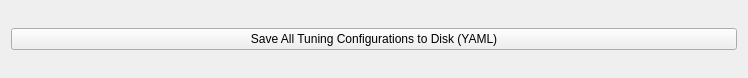
First picture: the form in sim_ws/src/arcus_gui/ui/ui/ParamSaverWidget.ui, repository robotique-udes/arcus-simulation, before the edit.
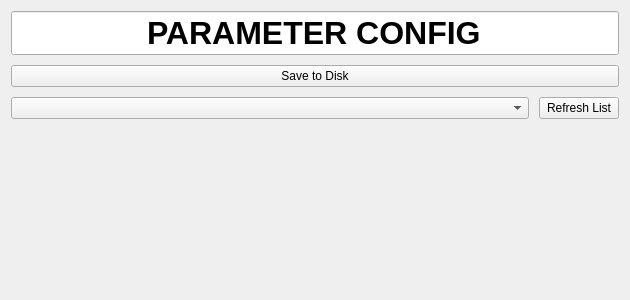
Second picture: the form after the edit.

Commit message: Add ui and methods to change config

```diff
--- a/sim_ws/src/arcus_gui/ui/ui/ParamSaverWidget.ui
+++ b/sim_ws/src/arcus_gui/ui/ui/ParamSaverWidget.ui
@@ -6,26 +6,99 @@
    <rect>
     <x>0</x>
     <y>0</y>
-    <width>748</width>
-    <height>78</height>
+    <width>630</width>
+    <height>300</height>
    </rect>
   </property>
   <property name="windowTitle">
    <string>Form</string>
   </property>
-  <layout class="QGridLayout" name="gridLayout">
-   <item>
-    <widget class="QPushButton" name="globalSaveButton">
-     <property name="sizePolicy">
-      <sizepolicy hsizetype="Preferred" vsizetype="Fixed">
-      <horstretch>0</horstretch>
-      <verstretch>0</verstretch>
-      </sizepolicy>
+  <layout class="QGridLayout" name="gridLayout_2">
+   <item row="0" column="0">
+    <layout class="QVBoxLayout" name="mainVerticalLayout">
+     <property name="spacing">
+      <number>10</number>
      </property>
-     <property name="text">
-      <string>Save All Tuning Configurations to Disk (YAML)</string>
-     </property>
-    </widget>
+     <item>
+      <widget class="QLineEdit" name="titleLineEdit">
+       <property name="font">
+        <font>
+         <pointsize>24</pointsize>
+         <weight>75</weight>
+         <bold>true</bold>
+        </font>
+       </property>
+       <property name="text">
+        <string>PARAMETER CONFIG</string>
+       </property>
+       <property name="alignment">
+        <set>Qt::AlignCenter</set>
+       </property>
+       <property name="readOnly">
+        <bool>true</bool>
+       </property>
+      </widget>
+     </item>
+     <item>
+      <widget class="QPushButton" name="globalSaveButton">
+       <property name="sizePolicy">
+        <sizepolicy hsizetype="Preferred" vsizetype="Fixed">
+         <horstretch>0</horstretch>
+         <verstretch>0</verstretch>
+        </sizepolicy>
+       </property>
+       <property name="text">
+        <string>Save to Disk</string>
+       </property>
+      </widget>
+     </item>
+     <item>
+      <layout class="QHBoxLayout" name="profileLayout">
+       <item>
+        <widget class="QComboBox" name="configProfilesDropdown">
+         <property name="sizePolicy">
+          <sizepolicy hsizetype="Expanding" vsizetype="Fixed">
+           <horstretch>0</horstretch>
+           <verstretch>0</verstretch>
+          </sizepolicy>
+         </property>
+         <property name="placeholderText">
+          <string>Select Profile...</string>
+         </property>
+        </widget>
+       </item>
+       <item>
+        <widget class="QPushButton" name="refreshButton">
+         <property name="sizePolicy">
+          <sizepolicy hsizetype="Fixed" vsizetype="Fixed">
+           <horstretch>0</horstretch>
+           <verstretch>0</verstretch>
+          </sizepolicy>
+         </property>
+         <property name="text">
+          <string>Refresh List</string>
+         </property>
+        </widget>
+       </item>
+      </layout>
+     </item>
+     <item>
+      <spacer name="verticalSpacer">
+       <property name="orientation">
+        <enum>Qt::Vertical</enum>
+       </property>
+       <property name="sizeType">
+        <enum>QSizePolicy::Expanding</enum>
+       </property>
+       <property name="sizeHint" stdset="0">
+        <size>
+         <width>20</width>
+         <height>40</height>
+        </size>
+       </property>
+      </spacer>
+     </item>
+    </layout>
    </item>
   </layout>
  </widget>
```
The commit also changes 2 other files.
